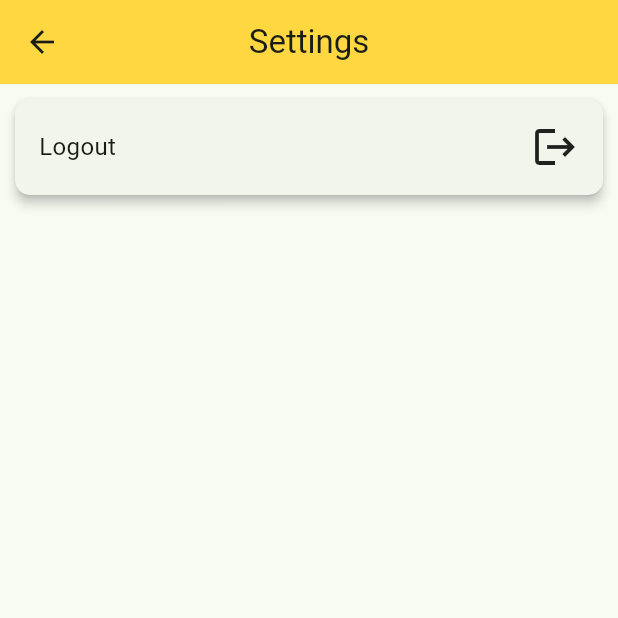
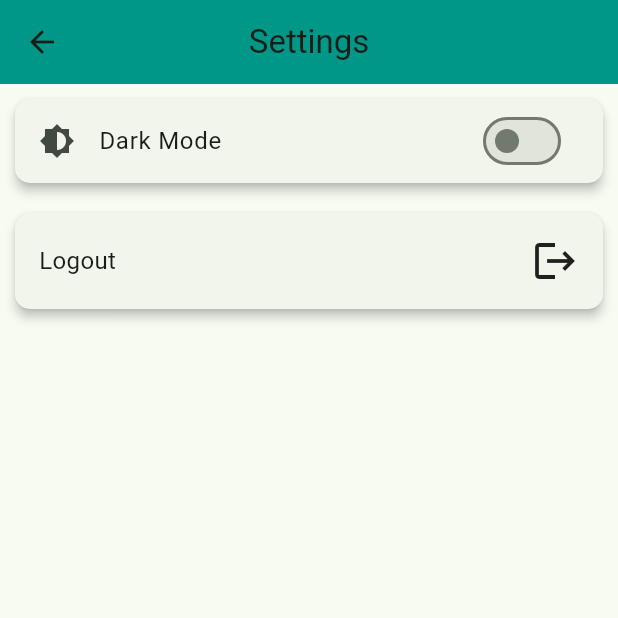
Before and after one commit to Muneeb-Ahmed2002/E-commerce, a Flutter app: the Settings screen opened directly, on a phone screen of 412 x 824 dp, the top half of it. Run offline on Flutter 3.47's test engine with Material 3 defaults, Android fonts, the phone set to English and light mode, and no system bars; network calls fail.

Commit message:
Finalizing the Complete Application

```diff
--- a/lib/Core/constants.dart
+++ b/lib/Core/constants.dart
@@ -3,7 +3,7 @@ import 'package:flutter/material.dart';
 const grey = Colors.grey;
 const black = Colors.black;
 const green = Colors.green;
-const buttonColor = Colors.amberAccent;
+const buttonColor = Colors.teal;
 
 const labelTextStyle = TextStyle(
   color: black,
--- /dev/null
+++ b/lib/Providers/themeProvider.dart
@@ -0,0 +1,13 @@
+import 'package:flutter/material.dart';
+
+class ThemeProvider extends ChangeNotifier {
+  bool _isDarkMode = false;
+  bool get isDarkMode => _isDarkMode;
+
+  ThemeMode get currentTheme => _isDarkMode ? ThemeMode.dark : ThemeMode.light;
+
+  void toggleTheme() {
+    _isDarkMode = !_isDarkMode;
+    notifyListeners();
+  }
+}
--- a/lib/Screens/productDetailsScreen.dart
+++ b/lib/Screens/productDetailsScreen.dart
@@ -81,7 +81,7 @@ class ProductDetail extends StatelessWidget {
             const SizedBox(height: 4),
             Text(
               product.description,
-              style: const TextStyle(fontSize: 14, color: Colors.black87),
+              style: const TextStyle(fontSize: 14),
             ),
             const SizedBox(height: 24),
             ElevatedButton(
--- a/lib/Screens/settings.dart
+++ b/lib/Screens/settings.dart
@@ -1,5 +1,6 @@
 import 'package:e_commerce_mini_app/Core/constants.dart';
 import 'package:e_commerce_mini_app/Providers/authProvider.dart';
+import 'package:e_commerce_mini_app/Providers/themeProvider.dart';
 import 'package:e_commerce_mini_app/Screens/loginPage.dart';
 import 'package:flutter/material.dart';
 import 'package:provider/provider.dart';
@@ -15,25 +16,48 @@ class _SettingsState extends State<Settings> {
   @override
   Widget build(BuildContext context) {
     final auth = context.read<AuthProvider>();
+    final themeProvider = context.watch<ThemeProvider>();
+
     return Scaffold(
       appBar: AppBar(
         title: const Text('Settings'),
         backgroundColor: buttonColor,
         centerTitle: true,
       ),
-      body: GestureDetector(
+      body: ListView(
+        children: [
+          // Dark/Light Theme Toggle
+          Card(
+            margin: const EdgeInsets.all(10),
+            elevation: 3,
+            shape:
+                RoundedRectangleBorder(borderRadius: BorderRadius.circular(10)),
+            child: ListTile(
+              leading: const Icon(Icons.brightness_6),
+              title: const Text('Dark Mode'),
+              trailing: Switch(
+                value: themeProvider.isDarkMode,
+                onChanged: (_) {
+                  themeProvider.toggleTheme();
+                },
+              ),
+            ),
+          ),
+
+          GestureDetector(
             onTap: () {
-          auth.logout;
+              auth.logout();
               Navigator.pushAndRemoveUntil(
                 context,
                 MaterialPageRoute(builder: (context) => const LoginPage()),
-              (route) => false);
+                (route) => false,
+              );
             },
             child: Card(
               margin: const EdgeInsets.all(10),
               elevation: 3,
-          shape:
-              RoundedRectangleBorder(borderRadius: BorderRadius.circular(10)),
+              shape: RoundedRectangleBorder(
+                  borderRadius: BorderRadius.circular(10)),
               child: const Row(
                 mainAxisAlignment: MainAxisAlignment.spaceBetween,
                 children: [
@@ -57,6 +81,8 @@ class _SettingsState extends State<Settings> {
               ),
             ),
           ),
+        ],
+      ),
     );
   }
 }
```
Also changed, not shown: lib/main.dart (+12 -0 lines), 1 other file. Lines whose indentation alone changed are shown as unchanged.
